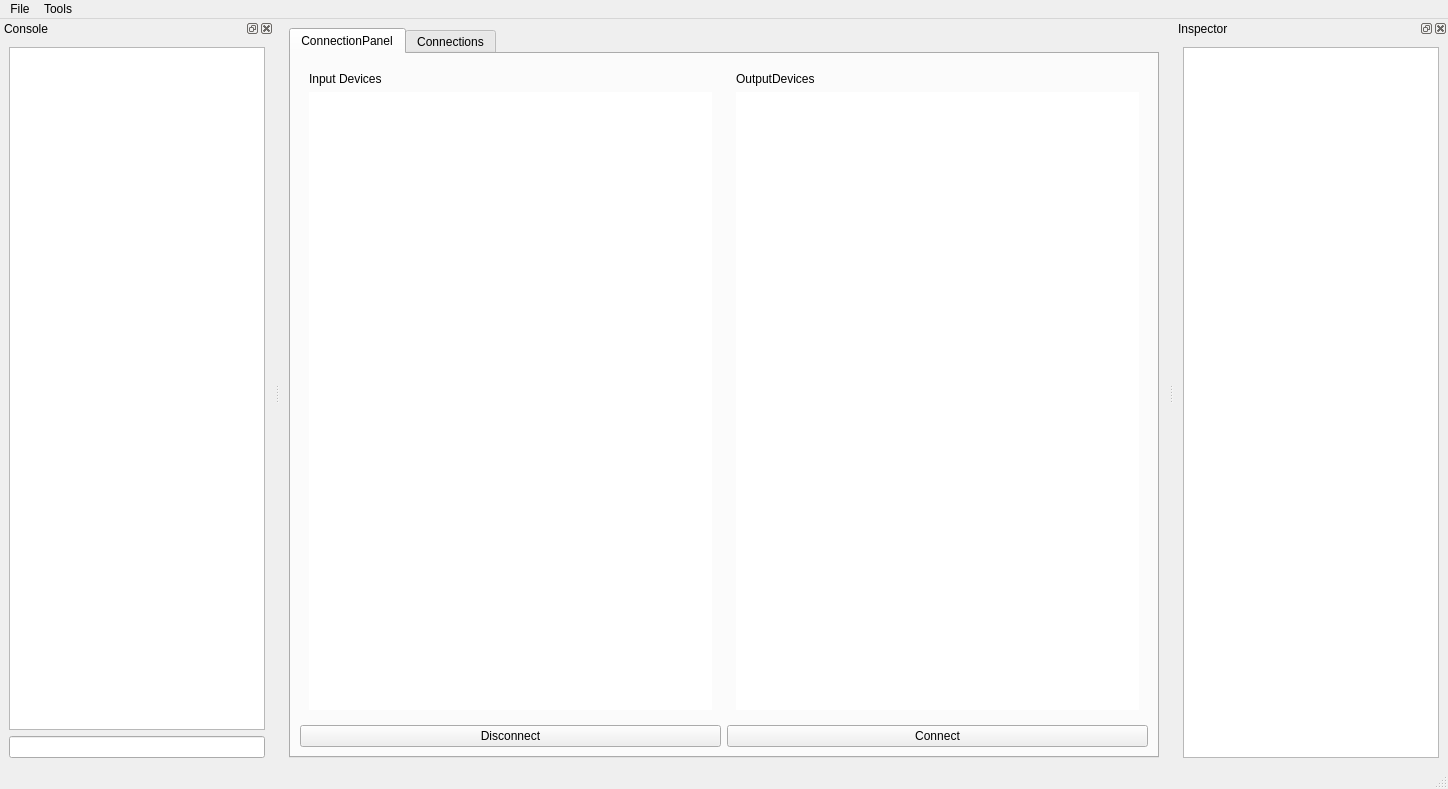
Pizza989/MidiConnector, file design/main.ui: the form before one commit.
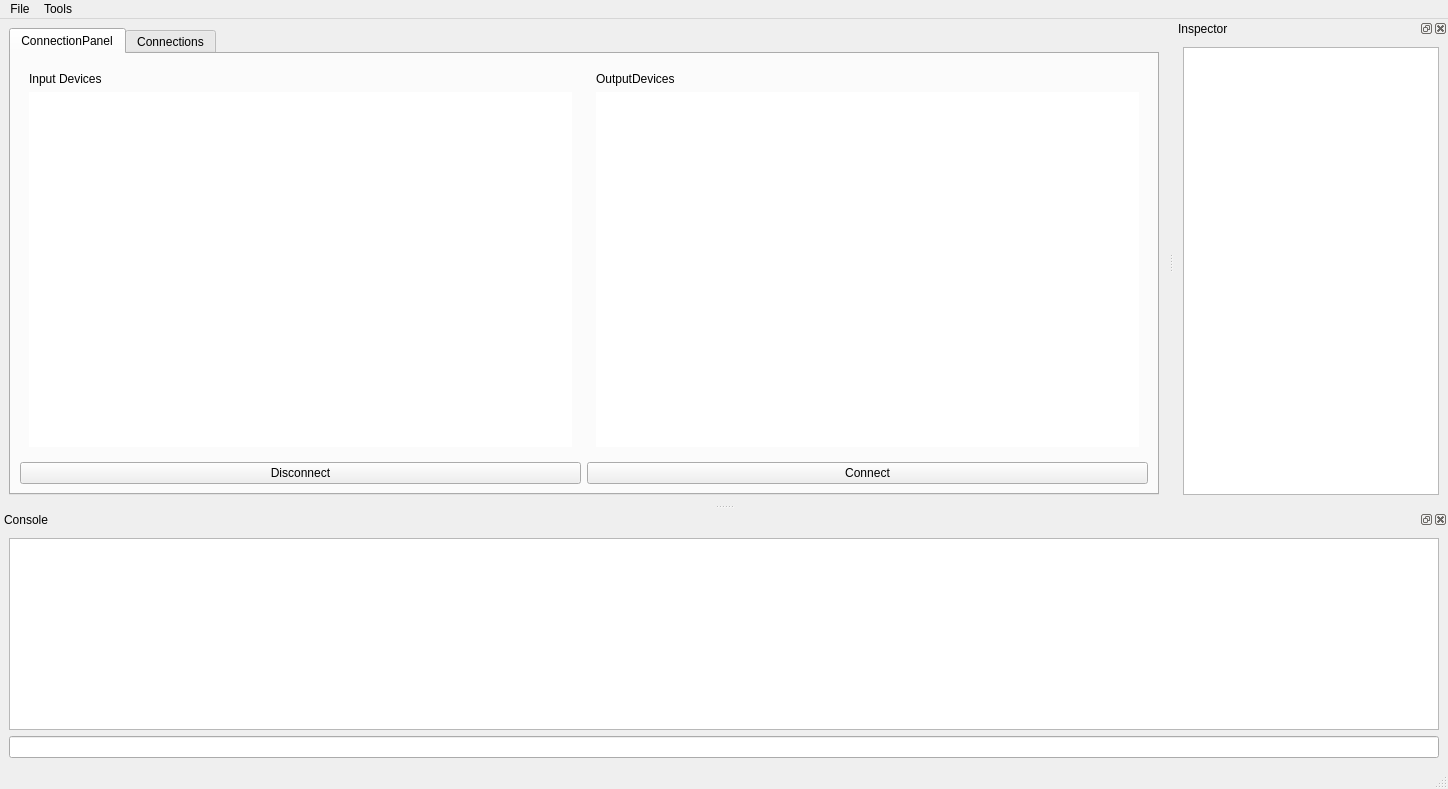
The form after the commit.

Diff of the .ui file:
```diff
--- a/design/main.ui
+++ b/design/main.ui
@@ -189,7 +189,7 @@
     <string>Console</string>
    </property>
    <attribute name="dockWidgetArea">
-    <number>1</number>
+    <number>8</number>
    </attribute>
    <widget class="QWidget" name="dockWidgetContents_3">
     <layout class="QGridLayout" name="gridLayout">
```
Left out of the diff: 6 changed lines with no effect on the pictures.
